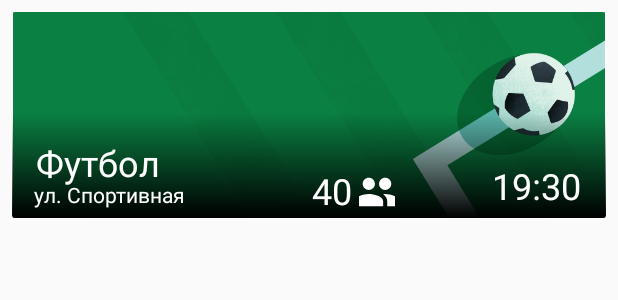
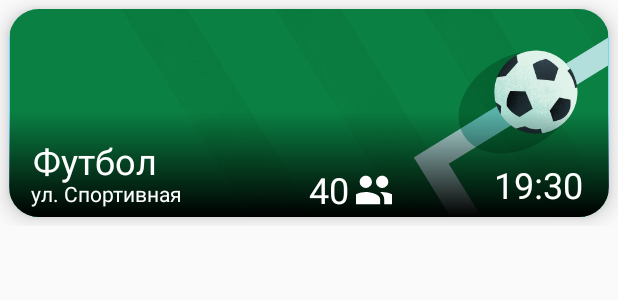
Before and after one commit to ZenkinIlya/EventSearcher, an Android app: the layout event_item_list.xml on its own in the app's theme, with its tools: preview values and no code run, on a phone screen of 412 x 824 dp. Shown: the top 300 px of the screen. Run offline under Robolectric (Android 15) with nearby library versions, the phone set to English and light mode, and no system bars.

Commit message:
fix tags in eventFragment

```diff
--- a/app/src/main/res/layout/event_item_list.xml
+++ b/app/src/main/res/layout/event_item_list.xml
@@ -1,12 +1,20 @@
 <?xml version="1.0" encoding="utf-8"?>
 
+<androidx.constraintlayout.widget.ConstraintLayout
+    xmlns:android="http://schemas.android.com/apk/res/android"
+    xmlns:app="http://schemas.android.com/apk/res-auto"
+    android:layout_width="match_parent"
+    android:layout_height="wrap_content">
+
     <androidx.cardview.widget.CardView
-        xmlns:android="http://schemas.android.com/apk/res/android"
-        xmlns:app="http://schemas.android.com/apk/res-auto"
         android:layout_width="match_parent"
         android:layout_height="wrap_content"
-        android:layout_margin="8dp"
-        app:cardElevation="1dp">
+        android:layout_margin="6dp"
+        style="@style/Card"
+        app:layout_constraintBottom_toBottomOf="parent"
+        app:layout_constraintEnd_toEndOf="parent"
+        app:layout_constraintStart_toStartOf="parent"
+        app:layout_constraintTop_toTopOf="parent">
 
         <LinearLayout
             android:layout_width="match_parent"
@@ -112,3 +120,5 @@
 
 
     </androidx.cardview.widget.CardView>
+
+</androidx.constraintlayout.widget.ConstraintLayout>
--- a/app/src/main/res/values/styles.xml
+++ b/app/src/main/res/values/styles.xml
@@ -33,9 +33,11 @@
         <item name="android:textColor">@color/white</item>
     </style>
 
-    <!--Тег с загругленными краями-->
-    <style name="tag" parent="@style/Widget.AppCompat.Button.Colored">
-        <item name="android:background">@drawable/tag_rounded_corner</item>
+    <!--Карточка с загругленными краями-->
+    <style name="Card" parent="@style/Widget.MaterialComponents.CardView">
+        <item name="cardCornerRadius">20dp</item>
+        <item name="cardElevation">8dp</item>
+        <item name="cardBackgroundColor">@color/primaryLightColor</item>
     </style>
 
 </resources>
```
Also changed, not shown: app/src/main/java/com/startup/eventsearcher/main/ui/events/TagRecyclerViewAdapter.java (+12 -10 lines), app/src/main/res/drawable/tag_rounded_corner.xml (deleted, +0 -9 lines), app/src/main/res/layout/btn_tag_layout.xml (deleted, +0 -8 lines), app/src/main/res/layout/tag_item_list.xml (+28 -6 lines).
